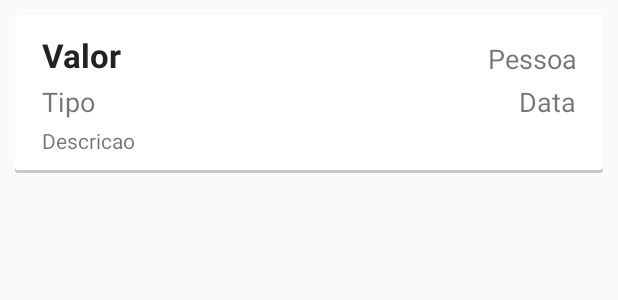
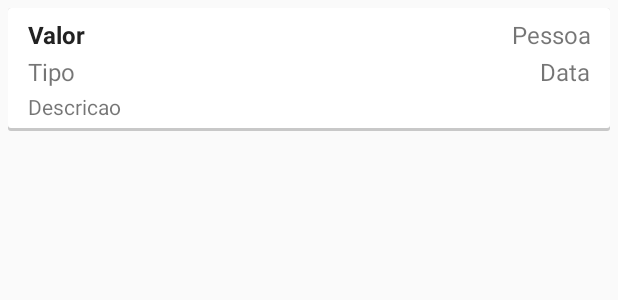
Before and after one commit to gfpa88/Despesas, an Android app: the layout movimento_item.xml on its own in the app's theme, with its tools: preview values and no code run, on a phone screen of 412 x 824 dp. Shown: the top 300 px of the screen. Run offline under Robolectric (Android 15) with nearby library versions, the phone set to English and light mode, and no system bars; network calls fail.

Commit message:
update version download

```diff
--- a/app/build.gradle
+++ b/app/build.gradle
@@ -6,8 +6,8 @@ android {
         applicationId "pt.gon.despesas"
         minSdkVersion 23
         targetSdkVersion 28
-        versionCode 4
-        versionName "1.4"
+        versionCode 5
+        versionName "1.5"
         testInstrumentationRunner "android.support.test.runner.AndroidJUnitRunner"
     }
     buildTypes {
--- a/app/src/main/res/layout/movimento_item.xml
+++ b/app/src/main/res/layout/movimento_item.xml
@@ -7,7 +7,7 @@
     android:clickable="true"
     android:focusable="true"
     android:orientation="vertical"
-    android:layout_margin="10dp"
+    android:layout_margin="5dp"
     android:paddingBottom="@dimen/row_padding_vertical"
     android:paddingLeft="@dimen/activity_horizontal_margin"
     android:paddingRight="@dimen/activity_horizontal_margin"
@@ -28,8 +28,8 @@
         android:layout_width="match_parent"
         android:layout_height="wrap_content"
         android:textColor="@color/title"
-        android:layout_margin="2dp"
-        android:textSize="22dp"
+        android:layout_margin="1dp"
+        android:textSize="16dp"
         android:textStyle="bold"
         tools:text="Valor"/>
 
@@ -37,8 +37,8 @@
         android:id="@+id/tipo"
         android:layout_width="match_parent"
         android:layout_height="wrap_content"
-        android:layout_margin="2dp"
-        android:textSize="18dp"
+        android:layout_margin="1dp"
+        android:textSize="16dp"
         tools:text="Tipo"/>
     </LinearLayout>
     <LinearLayout
@@ -51,16 +51,16 @@
         android:id="@+id/pessoa"
         android:layout_width="match_parent"
         android:layout_height="wrap_content"
-        android:textSize="18dp"
-        android:layout_margin="2dp"
+        android:textSize="16dp"
+        android:layout_margin="1dp"
         android:gravity="bottom|end"
         tools:text="Pessoa"/>
     <TextView
         android:id="@+id/date"
         android:layout_width="match_parent"
         android:layout_height="wrap_content"
-        android:layout_margin="2dp"
-        android:textSize="18dp"
+        android:layout_margin="1dp"
+        android:textSize="16dp"
         android:gravity="bottom|end"
         tools:text="Data"/>
     </LinearLayout>
@@ -69,6 +69,7 @@
         android:id="@+id/descricao"
         android:layout_width="match_parent"
         android:layout_height="wrap_content"
-        android:layout_margin="2dp"
+        android:layout_margin="1dp"
+        android:textSize="14dp"
         tools:text="Descricao"/>
 </LinearLayout>
--- a/app/src/main/res/values/dimens.xml
+++ b/app/src/main/res/values/dimens.xml
@@ -1,6 +1,6 @@
 <resources>
     <dimen name="fab_margin">16dp</dimen>
-    <dimen name="activity_horizontal_margin">16dp</dimen>
-    <dimen name="activity_vertical_margin">16dp</dimen>
-    <dimen name="row_padding_vertical">10dp</dimen>
+    <dimen name="activity_horizontal_margin">12dp</dimen>
+    <dimen name="activity_vertical_margin">12dp</dimen>
+    <dimen name="row_padding_vertical">5dp</dimen>
 </resources>
```
Also changed, not shown: 5 other files.
